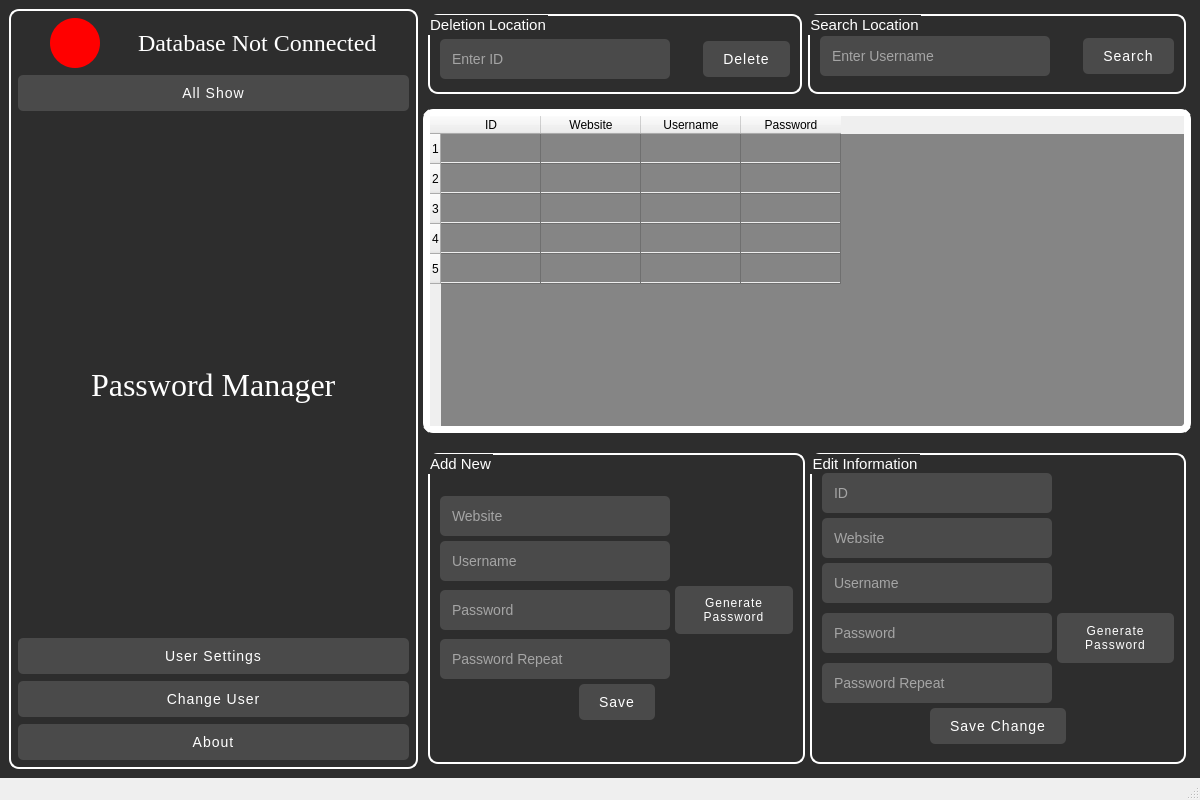
Old version of the form Tasarım/main.ui in the repository fikretkarsila/Password-Manager.
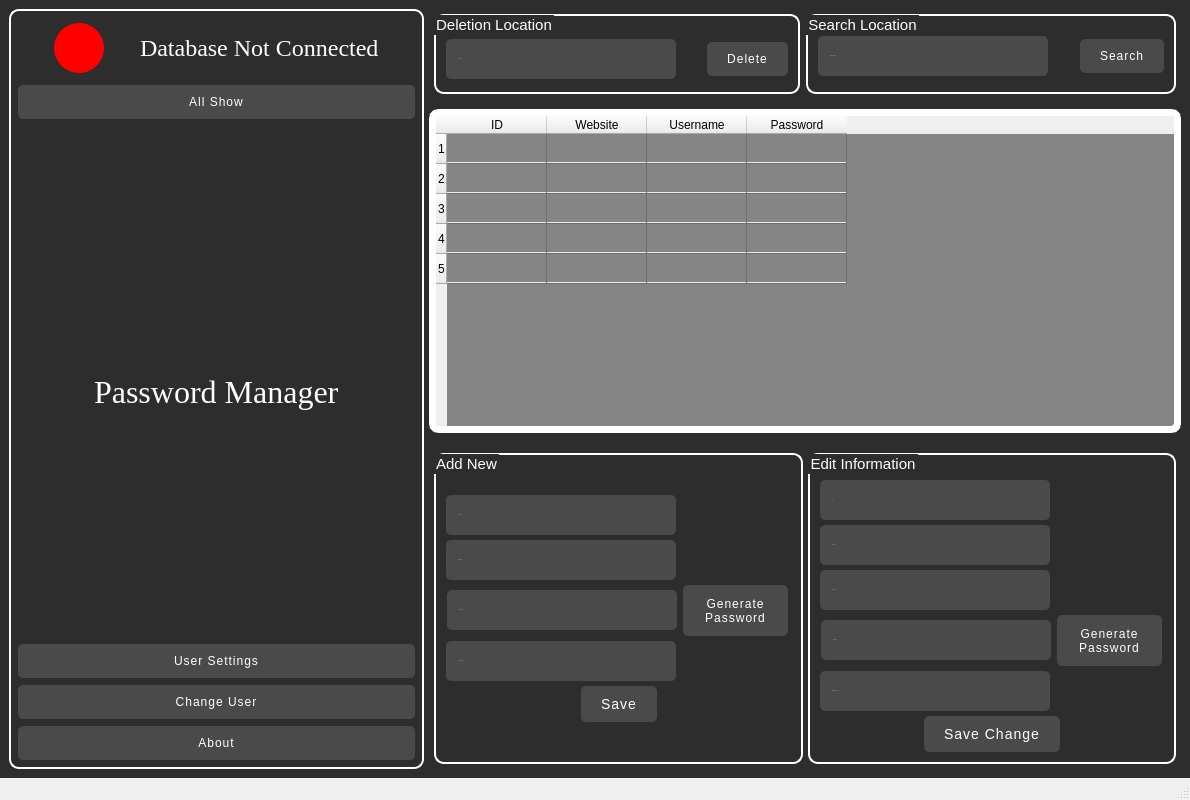
New version of the form. Icons and pictures are not drawn.

What changed in the file:
```diff
--- a/Tasarım/main.ui
+++ b/Tasarım/main.ui
@@ -6,25 +6,28 @@
    <rect>
     <x>0</x>
     <y>0</y>
-    <width>1200</width>
+    <width>1190</width>
     <height>800</height>
    </rect>
   </property>
   <property name="minimumSize">
    <size>
-    <width>1200</width>
+    <width>1190</width>
     <height>800</height>
    </size>
   </property>
   <property name="maximumSize">
    <size>
-    <width>1200</width>
-    <height>800</height>
+    <width>16777215</width>
+    <height>16777215</height>
    </size>
   </property>
   <property name="windowTitle">
    <string>MainWindow</string>
   </property>
+  <property name="styleSheet">
+   <string notr="true"/>
+  </property>
   <widget class="QWidget" name="centralwidget">
    <property name="styleSheet">
     <string notr="true">#centralwidget{
@@ -57,8 +60,8 @@
        <widget class="QGroupBox" name="groupBox_4">
         <property name="minimumSize">
          <size>
-          <width>0</width>
-          <height>0</height>
+          <width>398</width>
+          <height>725</height>
          </size>
         </property>
         <property name="styleSheet">
@@ -108,6 +111,21 @@
            </property>
            <item>
             <layout class="QHBoxLayout" name="horizontalLayout_20">
+             <property name="spacing">
+              <number>5</number>
+             </property>
+             <property name="leftMargin">
+              <number>5</number>
+             </property>
+             <property name="topMargin">
+              <number>5</number>
+             </property>
+             <property name="rightMargin">
+              <number>5</number>
+             </property>
+             <property name="bottomMargin">
+              <number>5</number>
+             </property>
              <item>
               <spacer name="horizontalSpacer_12">
                <property name="orientation">
@@ -213,7 +231,7 @@
   padding: 10px 20px;
   border: none;
   border-radius: 5px;
-  font-size: 14px;
+  font: 18px &quot;Times New Roman&quot;;
 
   letter-spacing: 1px;
   transition: background-color 0.2s ease-in-out;
@@ -417,8 +435,7 @@
   padding: 10px 20px;
   border: none;
   border-radius: 5px;
-  font-size: 14px;
-
+  font: 18px &quot;Times New Roman&quot;;
   letter-spacing: 1px;
   transition: background-color 0.2s ease-in-out;
 }
@@ -461,8 +478,7 @@
   padding: 10px 20px;
   border: none;
   border-radius: 5px;
-  font-size: 14px;
-
+  font: 18px &quot;Times New Roman&quot;;
   letter-spacing: 1px;
   transition: background-color 0.2s ease-in-out;
 }
@@ -500,8 +516,7 @@
   padding: 10px 20px;
   border: none;
   border-radius: 5px;
-  font-size: 14px;
-
+  font: 18px &quot;Times New Roman&quot;;
   letter-spacing: 1px;
   transition: background-color 0.2s ease-in-out;
 }
@@ -687,7 +702,11 @@
                      </property>
                      <property name="font">
                       <font>
+                       <family>Times New Roman</family>
                        <pointsize>-1</pointsize>
+                       <weight>50</weight>
+                       <italic>false</italic>
+                       <bold>false</bold>
                       </font>
                      </property>
                      <property name="styleSheet">
@@ -697,7 +716,7 @@
   padding: 5px 10px;
   border: none;
   border-radius: 5px;
-font-size: 14px;
+  font: 18px &quot;Times New Roman&quot;;
 }
 
 #id_del:focus {
@@ -744,7 +763,7 @@
   padding: 10px 20px;
   border: none;
   border-radius: 5px;
-  font-size: 14px;
+  font: 16px &quot;Times New Roman&quot;;
 
   letter-spacing: 1px;
   transition: background-color 0.2s ease-in-out;
@@ -860,7 +879,11 @@
                      </property>
                      <property name="font">
                       <font>
+                       <family>Times New Roman</family>
                        <pointsize>-1</pointsize>
+                       <weight>50</weight>
+                       <italic>false</italic>
+                       <bold>false</bold>
                       </font>
                      </property>
                      <property name="styleSheet">
@@ -870,7 +893,7 @@
   padding: 5px 10px;
   border: none;
   border-radius: 5px;
-font-size: 14px;
+  font: 18px &quot;Times New Roman&quot;;
 }
 
 #username_search:focus {
@@ -917,7 +940,7 @@
   padding: 10px 20px;
   border: none;
   border-radius: 5px;
-  font-size: 14px;
+  font: 16px &quot;Times New Roman&quot;;
 
   letter-spacing: 1px;
   transition: background-color 0.2s ease-in-out;
@@ -972,11 +995,11 @@
                <string notr="true">#girdiler{
   background-color: #858585;
   border: none;
-  font-size: 14px;
   font-weight: normal;
   color: #fff;
   border-radius: 10px;
   border: 7px solid #fff;
+  font: 16px &quot;Times New Roman&quot;;
 }
 
 #girdiler::item {
@@ -1141,7 +1164,11 @@
                    </property>
                    <property name="font">
                     <font>
+                     <family>Times New Roman</family>
                      <pointsize>-1</pointsize>
+                     <weight>50</weight>
+                     <italic>false</italic>
+                     <bold>false</bold>
                     </font>
                    </property>
                    <property name="styleSheet">
@@ -1151,7 +1178,7 @@
   padding: 5px 10px;
   border: none;
   border-radius: 5px;
-font-size: 14px;
+  font: 18px &quot;Times New Roman&quot;;
 }
 
 #website_new:focus {
@@ -1203,7 +1230,11 @@
                    </property>
                    <property name="font">
                     <font>
+                     <family>Times New Roman</family>
                      <pointsize>-1</pointsize>
+                     <weight>50</weight>
+                     <italic>false</italic>
+                     <bold>false</bold>
                     </font>
                    </property>
                    <property name="styleSheet">
@@ -1213,7 +1244,7 @@
   padding: 5px 10px;
   border: none;
   border-radius: 5px;
-font-size: 14px;
+  font: 18px &quot;Times New Roman&quot;;
 }
 
 #username_new:focus {
@@ -1265,7 +1296,11 @@
                    </property>
                    <property name="font">
                     <font>
+                     <family>Times New Roman</family>
                      <pointsize>-1</pointsize>
+                     <weight>50</weight>
+                     <italic>false</italic>
+                     <bold>false</bold>
                     </font>
                    </property>
                    <property name="styleSheet">
@@ -1275,7 +1310,7 @@
   padding: 5px 10px;
   border: none;
   border-radius: 5px;
-font-size: 14px;
+  font: 18px &quot;Times New Roman&quot;;
 }
 
 #password_new:focus {
@@ -1298,14 +1333,14 @@
                   <widget class="QPushButton" name="generate_password_new">
                    <property name="minimumSize">
                     <size>
-                     <width>0</width>
-                     <height>0</height>
+                     <width>105</width>
+                     <height>51</height>
                     </size>
                    </property>
                    <property name="maximumSize">
                     <size>
-                     <width>16777215</width>
-                     <height>16777215</height>
+                     <width>105</width>
+                     <height>51</height>
                     </size>
                    </property>
                    <property name="styleSheet">
@@ -1315,7 +1350,7 @@
   padding: 10px 20px;
   border: none;
   border-radius: 5px;
-  font-size: 12px;
+  font: 16px &quot;Times New Roman&quot;;
 
   letter-spacing: 1px;
   transition: background-color 0.2s ease-in-out;
@@ -1356,7 +1391,11 @@
                    </property>
                    <property name="font">
                     <font>
+                     <family>Times New Roman</family>
                      <pointsize>-1</pointsize>
+                     <weight>50</weight>
+                     <italic>false</italic>
+                     <bold>false</bold>
                     </font>
                    </property>
                    <property name="styleSheet">
@@ -1366,7 +1405,7 @@
   padding: 5px 10px;
   border: none;
   border-radius: 5px;
-font-size: 14px;
+  font:18px &quot;Times New Roman&quot;;
 }
 
 #password_repeat_new:focus {
@@ -1527,7 +1566,7 @@
                 <number>5</number>
                </property>
                <property name="topMargin">
-                <number>5</number>
+                <number>20</number>
                </property>
                <property name="rightMargin">
                 <number>5</number>
@@ -1553,7 +1592,11 @@
                    </property>
                    <property name="font">
                     <font>
+                     <family>Times New Roman</family>
                      <pointsize>-1</pointsize>
+                     <weight>50</weight>
+                     <italic>false</italic>
+                     <bold>false</bold>
                     </font>
                    </property>
                    <property name="styleSheet">
@@ -1563,7 +1606,7 @@
   padding: 5px 10px;
   border: none;
   border-radius: 5px;
-font-size: 14px;
+  font: 18px &quot;Times New Roman&quot;;
 }
 
 #id_edit:focus {
@@ -1615,7 +1658,11 @@
                    </property>
                    <property name="font">
                     <font>
+                     <family>Times New Roman</family>
                      <pointsize>-1</pointsize>
+                     <weight>50</weight>
+                     <italic>false</italic>
+                     <bold>false</bold>
                     </font>
                    </property>
                    <property name="styleSheet">
@@ -1625,7 +1672,7 @@
   padding: 5px 10px;
   border: none;
   border-radius: 5px;
-font-size: 14px;
+  font: 18px &quot;Times New Roman&quot;;
 }
 
 #website_edit:focus {
@@ -1677,7 +1724,11 @@
                    </property>
                    <property name="font">
                     <font>
+                     <family>Times New Roman</family>
                      <pointsize>-1</pointsize>
+                     <weight>50</weight>
+                     <italic>false</italic>
+                     <bold>false</bold>
                     </font>
                    </property>
                    <property name="styleSheet">
@@ -1687,7 +1738,7 @@
   padding: 5px 10px;
   border: none;
   border-radius: 5px;
-font-size: 14px;
+  font: 18px &quot;Times New Roman&quot;;
 }
 
 #username_edit:focus {
@@ -1739,7 +1790,11 @@
                    </property>
                    <property name="font">
                     <font>
+                     <family>Times New Roman</family>
                      <pointsize>-1</pointsize>
+                     <weight>50</weight>
+                     <italic>false</italic>
+                     <bold>false</bold>
                     </font>
                    </property>
                    <property name="styleSheet">
@@ -1749,7 +1804,7 @@
   padding: 5px 10px;
   border: none;
   border-radius: 5px;
-font-size: 14px;
+  font: 18px &quot;Times New Roman&quot;;
 }
 
 #password_edit:focus {
@@ -1772,14 +1827,14 @@
                   <widget class="QPushButton" name="generate_password_edit">
                    <property name="minimumSize">
                     <size>
-                     <width>100</width>
-                     <height>50</height>
+                     <width>105</width>
+                     <height>51</height>
                     </size>
                    </property>
                    <property name="maximumSize">
                     <size>
-                     <width>16777215</width>
-                     <height>40</height>
+                     <width>105</width>
+                     <height>51</height>
                     </size>
                    </property>
                    <property name="styleSheet">
@@ -1789,8 +1844,7 @@
   padding: 10px 20px;
   border: none;
   border-radius: 5px;
-  font-size: 12px;
-
+  font: 16px &quot;Times New Roman&quot;;
   letter-spacing: 1px;
   transition: background-color 0.2s ease-in-out;
 }
@@ -1830,7 +1884,11 @@
                    </property>
                    <property name="font">
                     <font>
+                     <family>Times New Roman</family>
                      <pointsize>-1</pointsize>
+                     <weight>50</weight>
+                     <italic>false</italic>
+                     <bold>false</bold>
                     </font>
                    </property>
                    <property name="styleSheet">
@@ -1840,7 +1898,7 @@
   padding: 5px 10px;
   border: none;
   border-radius: 5px;
-font-size: 14px;
+  font: 18px &quot;Times New Roman&quot;;
 }
 
 #password_repeat_edit:focus {
```
Left out of the diff: 6 changed lines with no effect on the pictures.
